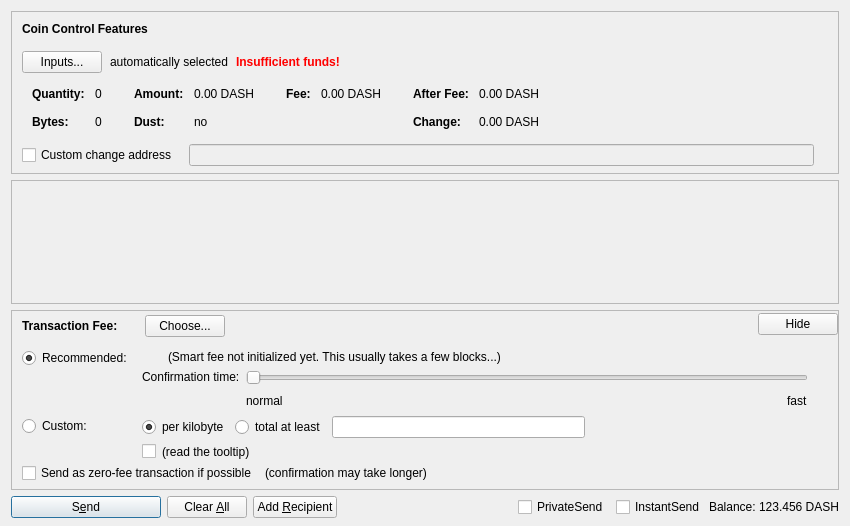
Above: src/qt/forms/sendcoinsdialog.ui from dimon-280894/simple-coin before the change. Below: the same form after it.
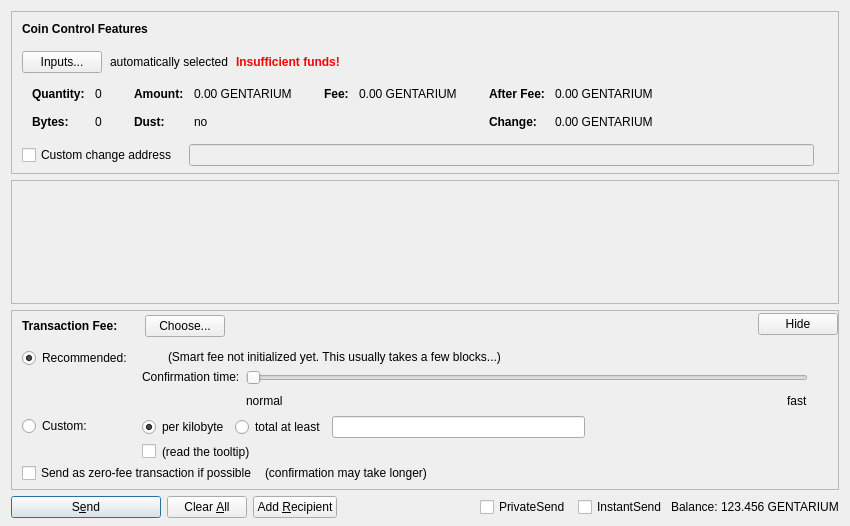
That is the form after the change. Custom widgets are drawn as their Qt base class.

Patch:
```diff
--- a/src/qt/forms/sendcoinsdialog.ui
+++ b/src/qt/forms/sendcoinsdialog.ui
@@ -324,7 +324,7 @@
                   <enum>Qt::ActionsContextMenu</enum>
                  </property>
                  <property name="text">
-                  <string notr="true">0.00 DASH</string>
+                  <string notr="true">0.00 GENTARIUM</string>
                  </property>
                  <property name="textInteractionFlags">
                   <set>Qt::LinksAccessibleByMouse|Qt::TextSelectableByKeyboard|Qt::TextSelectableByMouse</set>
@@ -404,7 +404,7 @@
                   <enum>Qt::ActionsContextMenu</enum>
                  </property>
                  <property name="text">
-                  <string notr="true">0.00 DASH</string>
+                  <string notr="true">0.00 GENTARIUM</string>
                  </property>
                  <property name="textInteractionFlags">
                   <set>Qt::LinksAccessibleByMouse|Qt::TextSelectableByKeyboard|Qt::TextSelectableByMouse</set>
@@ -455,7 +455,7 @@
                   <enum>Qt::ActionsContextMenu</enum>
                  </property>
                  <property name="text">
-                  <string notr="true">0.00 DASH</string>
+                  <string notr="true">0.00 GENTARIUM</string>
                  </property>
                  <property name="textInteractionFlags">
                   <set>Qt::LinksAccessibleByMouse|Qt::TextSelectableByKeyboard|Qt::TextSelectableByMouse</set>
@@ -484,7 +484,7 @@
                   <enum>Qt::ActionsContextMenu</enum>
                  </property>
                  <property name="text">
-                  <string notr="true">0.00 DASH</string>
+                  <string notr="true">0.00 GENTARIUM</string>
                  </property>
                  <property name="textInteractionFlags">
                   <set>Qt::LinksAccessibleByMouse|Qt::TextSelectableByKeyboard|Qt::TextSelectableByMouse</set>
@@ -1337,7 +1337,7 @@
           <cursorShape>IBeamCursor</cursorShape>
          </property>
          <property name="text">
-          <string notr="true">123.456 DASH</string>
+          <string notr="true">123.456 GENTARIUM</string>
          </property>
          <property name="textInteractionFlags">
           <set>Qt::LinksAccessibleByMouse|Qt::TextSelectableByKeyboard|Qt::TextSelectableByMouse</set>
```
Left out of the diff: 4 changed lines with no effect on the pictures.
